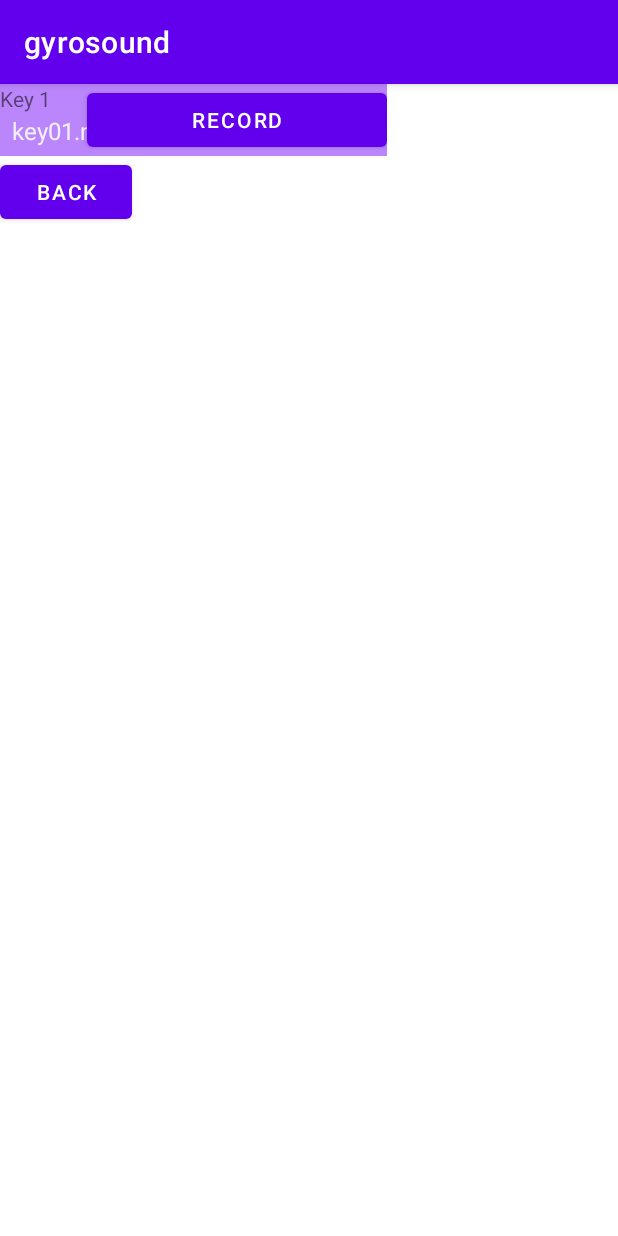
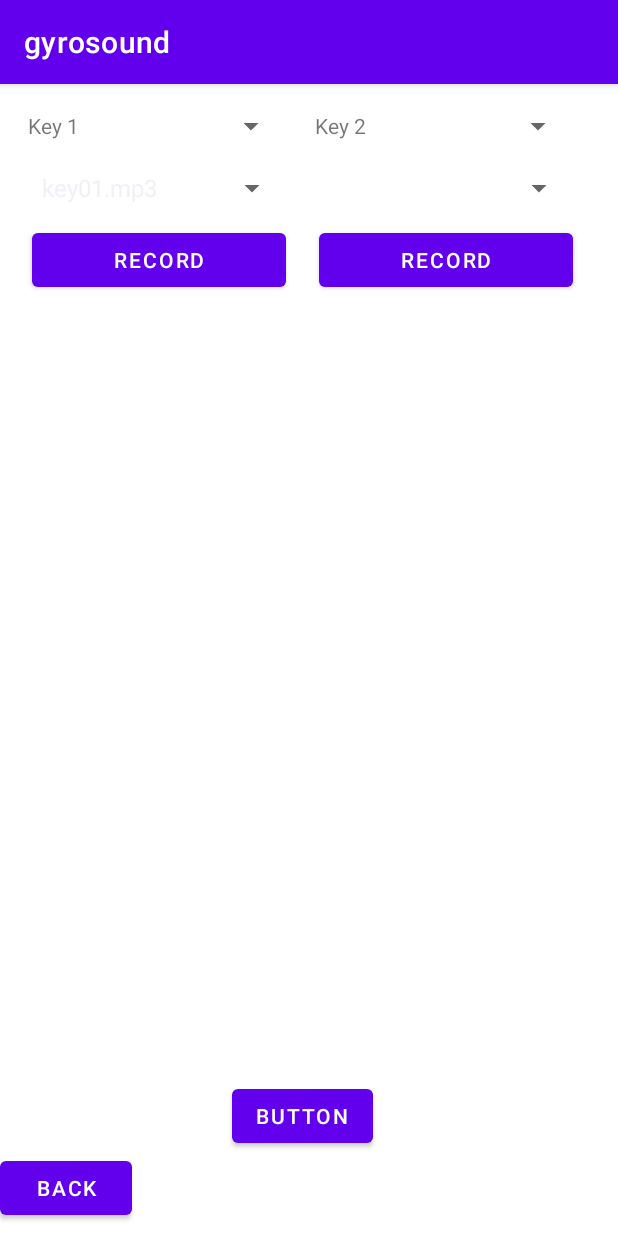
Before and after one commit to TheCatchyName/GyroSound, an Android app: the screen it shows after launch (EditSound), after a tap on "EDIT SOUND", on a phone screen of 412 x 824 dp. Run offline under Robolectric (Android 15) with nearby library versions, the phone set to English and light mode, and no system bars; 3 statements that could not run were skipped.

Commit message:
feat(edit): added second button

```diff
--- a/app/src/main/java/sg/marcu/gyrosound/EditKeyFragment.kt
+++ b/app/src/main/java/sg/marcu/gyrosound/EditKeyFragment.kt
@@ -21,13 +21,11 @@ import android.widget.Spinner
 import androidx.annotation.RequiresApi
 import androidx.core.app.ActivityCompat
 import androidx.core.content.ContextCompat
-import androidx.core.os.bundleOf
 import androidx.fragment.app.Fragment
 import androidx.fragment.app.activityViewModels
 import java.io.File
 import java.io.IOException
 import java.util.*
-import kotlin.collections.HashMap
 
 
 class EditKeyFragment() : Fragment() {
@@ -104,7 +102,7 @@ class EditKeyFragment() : Fragment() {
             ActivityCompat.requestPermissions(requireActivity(), permissions,0)
         }
 
-        recordButton = requireActivity().findViewById<Button>(R.id.record_button)
+        recordButton = requireActivity().findViewById<Button>(R.id.record_button0)
         recordButton.setOnClickListener{view: View -> recordAudio(view)}
     }
 
@@ -132,7 +130,7 @@ class EditKeyFragment() : Fragment() {
 
     fun setSpinner(){
         spinnerAdapterInstance = ArrayAdapter<String>(requireActivity().applicationContext, android.R.layout.simple_spinner_item, soundFiles.map{k -> k.value.toString().split("/")[k.value.toString().split("/").size - 1]})
-        val spinner = requireActivity().findViewById<Spinner>(R.id.sound_spinner)
+        val spinner = requireActivity().findViewById<Spinner>(R.id.sound_spinner0)
         spinner.adapter = spinnerAdapterInstance
 
         spinner.setSelection(viewModel.getSoundSelected(buttonNum) - 1)
--- a/app/src/main/res/layout/fragment_edit_key.xml
+++ b/app/src/main/res/layout/fragment_edit_key.xml
@@ -2,41 +2,160 @@
 <androidx.constraintlayout.widget.ConstraintLayout xmlns:android="http://schemas.android.com/apk/res/android"
     xmlns:app="http://schemas.android.com/apk/res-auto"
     xmlns:tools="http://schemas.android.com/tools"
+    android:id="@+id/edit_key_root_layout"
+    android:layout_width="match_parent"
+    android:layout_height="match_parent"
+    android:background="@color/white"
+    tools:context=".EditKeyFragment">
+
+    <TableLayout
+        android:layout_width="384dp"
+        android:layout_height="601dp"
+        android:layout_margin="10dp"
+        app:layout_constraintEnd_toEndOf="parent"
+        app:layout_constraintStart_toStartOf="parent"
+        app:layout_constraintTop_toTopOf="parent">
+
+        <TableRow
+            android:layout_width="match_parent"
+            android:layout_height="wrap_content">
+
+            <androidx.constraintlayout.widget.ConstraintLayout
+                android:layout_width="191dp"
+                android:layout_height="130dp">
+
+                <TextView
+                    android:id="@+id/textView0"
                     android:layout_width="wrap_content"
                     android:layout_height="wrap_content"
-    tools:context=".EditKeyFragment"
-    android:background="@color/purple_200"
-    android:id="@+id/edit_key_root_layout">
-
-    <TextView
-        android:id="@+id/textView"
-        android:layout_width="wrap_content"
-        android:layout_height="wrap_content"
-        android:layout_marginStart="0dp"
-        android:layout_marginTop="0dp"
+                    android:layout_marginTop="8dp"
                     android:text="Key 1"
+                    app:layout_constraintEnd_toEndOf="parent"
+                    app:layout_constraintHorizontal_bias="0.057"
                     app:layout_constraintStart_toStartOf="parent"
                     app:layout_constraintTop_toTopOf="parent" />
 
                 <Spinner
-        android:id="@+id/sound_spinner"
+                    android:id="@+id/sound_spinner0"
+                    android:layout_width="172dp"
+                    android:layout_height="48dp"
+                    android:layout_marginTop="8dp"
+                    android:contentDescription="Recorded Sounds"
+                    android:tag="0"
+                    app:layout_constraintEnd_toEndOf="parent"
+                    app:layout_constraintHorizontal_bias="0.503"
+                    app:layout_constraintStart_toStartOf="parent"
+                    app:layout_constraintTop_toBottomOf="@+id/textView0" />
+
+                <Spinner
+                    android:id="@+id/pitch_spinner0"
+                    android:layout_width="131dp"
+                    android:layout_height="19dp"
+                    android:layout_marginTop="8dp"
+                    android:contentDescription="change pitch"
+                    android:tag="0"
+                    app:layout_constraintEnd_toEndOf="parent"
+                    app:layout_constraintHorizontal_bias="0.411"
+                    app:layout_constraintStart_toEndOf="@+id/textView0"
+                    app:layout_constraintTop_toTopOf="parent"
+                    tools:ignore="TouchTargetSizeCheck" />
+
+                <Button
+                    android:id="@+id/record_button0"
+                    android:name="microphone"
+                    android:layout_width="169dp"
+                    android:layout_height="48dp"
+                    android:layout_marginLeft="10dp"
+                    android:layout_marginRight="10dp"
+                    android:tag="0"
+                    android:text="Record"
+                    app:layout_constraintEnd_toEndOf="parent"
+                    app:layout_constraintHorizontal_bias="0.555"
+                    app:layout_constraintStart_toStartOf="parent"
+                    app:layout_constraintTop_toBottomOf="@+id/sound_spinner0" />
+
+            </androidx.constraintlayout.widget.ConstraintLayout>
+
+            <androidx.constraintlayout.widget.ConstraintLayout
+                android:layout_width="191dp"
+                android:layout_height="130dp">
+
+                <TextView
+                    android:id="@+id/textView1"
                     android:layout_width="wrap_content"
                     android:layout_height="wrap_content"
-        android:layout_marginTop="0dp"
+                    android:layout_marginTop="8dp"
+                    android:text="Key 2"
+                    app:layout_constraintEnd_toEndOf="parent"
+                    app:layout_constraintHorizontal_bias="0.057"
+                    app:layout_constraintStart_toStartOf="parent"
+                    app:layout_constraintTop_toTopOf="parent" />
+
+                <Spinner
+                    android:id="@+id/sound_spinner1"
+                    android:layout_width="172dp"
+                    android:layout_height="48dp"
+                    android:layout_marginTop="8dp"
                     android:contentDescription="Recorded Sounds"
-        app:layout_constraintHorizontal_bias="0.392"
+                    android:tag="0"
+                    app:layout_constraintEnd_toEndOf="parent"
+                    app:layout_constraintHorizontal_bias="0.503"
                     app:layout_constraintStart_toStartOf="parent"
-        app:layout_constraintTop_toBottomOf="@+id/textView" />
+                    app:layout_constraintTop_toBottomOf="@+id/textView1" />
+
+                <Spinner
+                    android:id="@+id/pitch_spinner1"
+                    android:layout_width="131dp"
+                    android:layout_height="19dp"
+                    android:layout_marginTop="8dp"
+                    android:contentDescription="change pitch"
+                    android:tag="0"
+                    app:layout_constraintEnd_toEndOf="parent"
+                    app:layout_constraintHorizontal_bias="0.411"
+                    app:layout_constraintStart_toEndOf="@+id/textView1"
+                    app:layout_constraintTop_toTopOf="parent"
+                    tools:ignore="TouchTargetSizeCheck" />
 
                 <Button
-        android:id="@+id/record_button"
+                    android:id="@+id/record_button1"
                     android:name="microphone"
-        android:layout_width="200dp"
+                    android:layout_width="169dp"
                     android:layout_height="48dp"
-        android:layout_marginStart="24dp"
+                    android:layout_marginLeft="10dp"
+                    android:layout_marginRight="10dp"
+                    android:tag="0"
                     android:text="Record"
                     app:layout_constraintEnd_toEndOf="parent"
-        app:layout_constraintStart_toEndOf="@+id/textView"
+                    app:layout_constraintHorizontal_bias="0.555"
+                    app:layout_constraintStart_toStartOf="parent"
+                    app:layout_constraintTop_toBottomOf="@+id/sound_spinner1" />
+
+            </androidx.constraintlayout.widget.ConstraintLayout>
+
+        </TableRow>
+
+        <TableRow
+            android:layout_width="match_parent"
+            android:layout_height="match_parent" />
+
+        <TableRow
+            android:layout_width="match_parent"
+            android:layout_height="match_parent" />
+
+        <TableRow
+            android:layout_width="match_parent"
+            android:layout_height="37dp" />
+    </TableLayout>
+
+    <Button
+        android:id="@+id/button2"
+        android:layout_width="wrap_content"
+        android:layout_height="wrap_content"
+        android:layout_marginTop="664dp"
+        android:text="Button"
+        app:layout_constraintEnd_toEndOf="parent"
+        app:layout_constraintHorizontal_bias="0.498"
+        app:layout_constraintStart_toStartOf="parent"
         app:layout_constraintTop_toTopOf="parent" />
 
 
```
Lines whose indentation alone changed are shown as unchanged.
